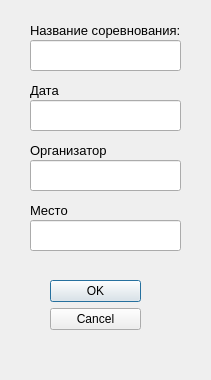
Before: the Qt Designer form NewCompetition.ui in vitoffer/Predprof23, drawn with Qt 5.
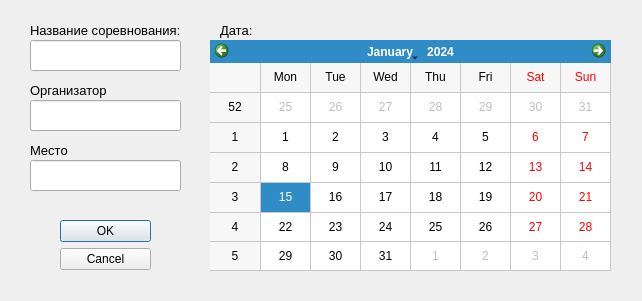
After: the same form once the commit is applied.

Diff of the .ui file:
```diff
--- a/NewCompetition.ui
+++ b/NewCompetition.ui
@@ -6,8 +6,8 @@
    <rect>
     <x>0</x>
     <y>0</y>
-    <width>211</width>
-    <height>380</height>
+    <width>642</width>
+    <height>301</height>
    </rect>
   </property>
   <property name="windowTitle">
@@ -16,8 +16,8 @@
   <widget class="QDialogButtonBox" name="buttonBox">
    <property name="geometry">
     <rect>
-     <x>50</x>
-     <y>280</y>
+     <x>60</x>
+     <y>220</y>
      <width>91</width>
      <height>51</height>
     </rect>
@@ -60,9 +60,9 @@
   <widget class="QLabel" name="label_date">
    <property name="geometry">
     <rect>
-     <x>30</x>
-     <y>80</y>
-     <width>151</width>
+     <x>220</x>
+     <y>20</y>
+     <width>51</width>
      <height>20</height>
     </rect>
    </property>
@@ -72,24 +72,14 @@
     </font>
    </property>
    <property name="text">
-    <string>Дата</string>
-   </property>
-  </widget>
-  <widget class="QLineEdit" name="date_line">
-   <property name="geometry">
-    <rect>
-     <x>30</x>
-     <y>100</y>
-     <width>151</width>
-     <height>31</height>
-    </rect>
+    <string>Дата:</string>
    </property>
   </widget>
   <widget class="QLabel" name="label_organizer">
    <property name="geometry">
     <rect>
      <x>30</x>
-     <y>140</y>
+     <y>80</y>
      <width>151</width>
      <height>20</height>
     </rect>
@@ -107,7 +97,7 @@
    <property name="geometry">
     <rect>
      <x>30</x>
-     <y>160</y>
+     <y>100</y>
      <width>151</width>
      <height>31</height>
     </rect>
@@ -117,7 +107,7 @@
    <property name="geometry">
     <rect>
      <x>30</x>
-     <y>200</y>
+     <y>140</y>
      <width>151</width>
      <height>20</height>
     </rect>
@@ -135,12 +125,25 @@
    <property name="geometry">
     <rect>
      <x>30</x>
-     <y>220</y>
+     <y>160</y>
      <width>151</width>
      <height>31</height>
     </rect>
    </property>
   </widget>
+  <widget class="QCalendarWidget" name="calendarWidget">
+   <property name="geometry">
+    <rect>
+     <x>210</x>
+     <y>40</y>
+     <width>401</width>
+     <height>231</height>
+    </rect>
+   </property>
+   <property name="gridVisible">
+    <bool>true</bool>
+   </property>
+  </widget>
  </widget>
  <resources/>
  <connections>
```
